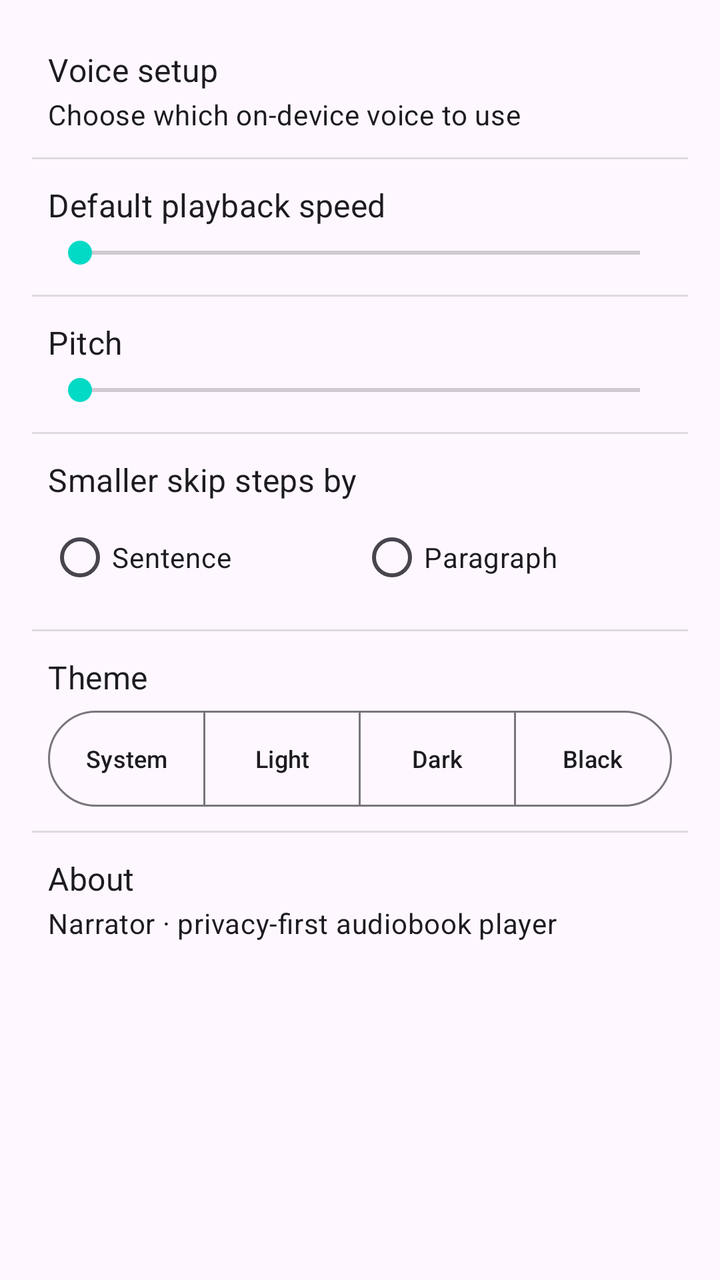
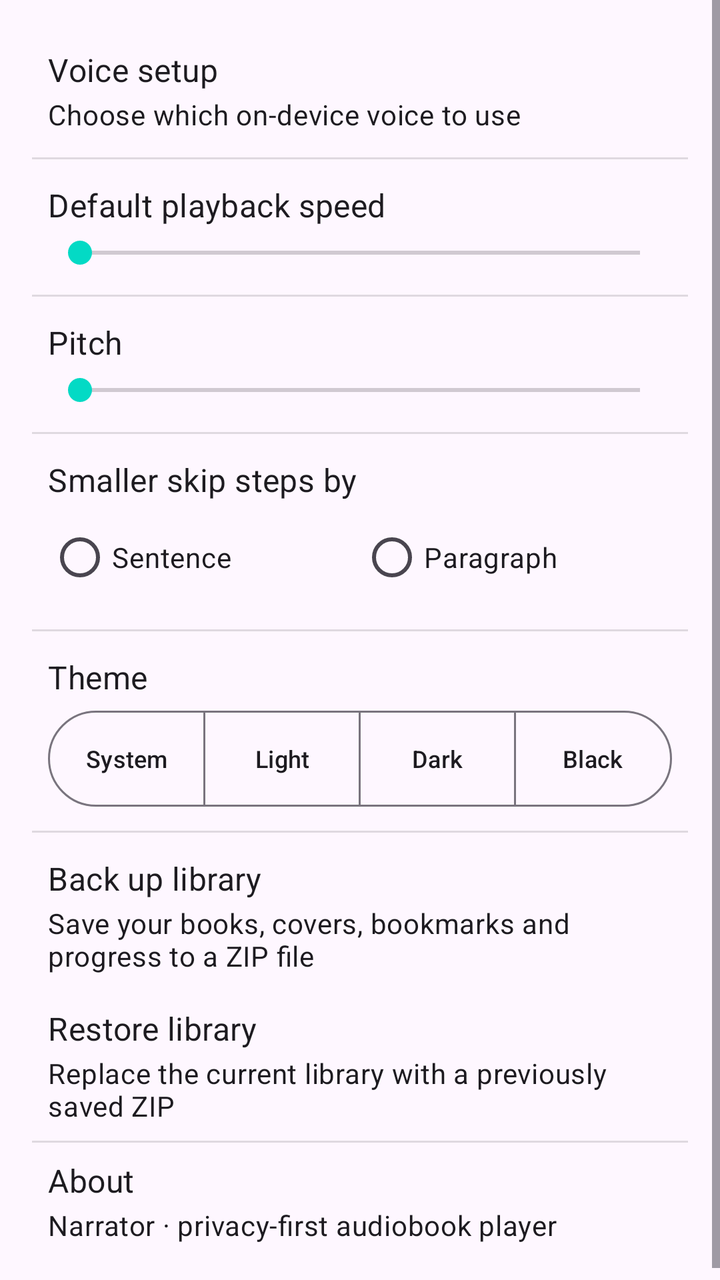

Before-and-after screenshots of an Android layout around one commit, followed by the original layout XML and the change that was made.
<!-- AndroidManifest.xml: application theme Theme.Narrator -->
<!-- res/layout/fragment_settings.xml -->
<?xml version="1.0" encoding="utf-8"?>
<ScrollView xmlns:android="http://schemas.android.com/apk/res/android"
    xmlns:app="http://schemas.android.com/apk/res-auto"
    android:layout_width="match_parent"
    android:layout_height="match_parent">

    <LinearLayout
        android:layout_width="match_parent"
        android:layout_height="wrap_content"
        android:orientation="vertical"
        android:padding="16dp">

        
        <LinearLayout
            android:id="@+id/settings_voice_setup_row"
            android:layout_width="match_parent"
            android:layout_height="wrap_content"
            android:orientation="vertical"
            android:padding="8dp"
            android:background="?attr/selectableItemBackground">

            <TextView
                android:layout_width="wrap_content"
                android:layout_height="wrap_content"
                android:text="@string/settings_voice_setup"
                android:textAppearance="?attr/textAppearanceSubtitle1" />

            <TextView
                android:layout_width="wrap_content"
                android:layout_height="wrap_content"
                android:layout_marginTop="2dp"
                android:text="@string/settings_voice_setup_summary"
                android:textAppearance="?attr/textAppearanceBody2" />
        </LinearLayout>

        <View
            android:layout_width="match_parent"
            android:layout_height="1dp"
            android:layout_marginVertical="4dp"
            android:background="?android:attr/listDivider" />

        
        <LinearLayout
            android:layout_width="match_parent"
            android:layout_height="wrap_content"
            android:orientation="vertical"
            android:padding="8dp">

            <LinearLayout
                android:layout_width="match_parent"
                android:layout_height="wrap_content"
                android:orientation="horizontal"
                android:gravity="center_vertical">

                <TextView
                    android:layout_width="0dp"
                    android:layout_height="wrap_content"
                    android:layout_weight="1"
                    android:text="@string/settings_default_speed"
                    android:textAppearance="?attr/textAppearanceSubtitle1" />

                <TextView
                    android:id="@+id/settings_speed_value"
                    android:layout_width="wrap_content"
                    android:layout_height="wrap_content"
                    android:textAppearance="?attr/textAppearanceBody2" />
            </LinearLayout>

            <SeekBar
                android:id="@+id/settings_speed_seek"
                android:layout_width="match_parent"
                android:layout_height="wrap_content"
                android:layout_marginTop="4dp"
                android:max="12" />
        </LinearLayout>

        <View
            android:layout_width="match_parent"
            android:layout_height="1dp"
            android:layout_marginVertical="4dp"
            android:background="?android:attr/listDivider" />

        
        <LinearLayout
            android:layout_width="match_parent"
            android:layout_height="wrap_content"
            android:orientation="vertical"
            android:padding="8dp">

            <LinearLayout
                android:layout_width="match_parent"
                android:layout_height="wrap_content"
                android:orientation="horizontal"
                android:gravity="center_vertical">

                <TextView
                    android:layout_width="0dp"
                    android:layout_height="wrap_content"
                    android:layout_weight="1"
                    android:text="@string/settings_pitch"
                    android:textAppearance="?attr/textAppearanceSubtitle1" />

                <TextView
                    android:id="@+id/settings_pitch_value"
                    android:layout_width="wrap_content"
                    android:layout_height="wrap_content"
                    android:textAppearance="?attr/textAppearanceBody2" />
            </LinearLayout>

            <SeekBar
                android:id="@+id/settings_pitch_seek"
                android:layout_width="match_parent"
                android:layout_height="wrap_content"
                android:layout_marginTop="4dp"
                android:max="20" />
        </LinearLayout>

        <View
            android:layout_width="match_parent"
            android:layout_height="1dp"
            android:layout_marginVertical="4dp"
            android:background="?android:attr/listDivider" />

        
        <LinearLayout
            android:layout_width="match_parent"
            android:layout_height="wrap_content"
            android:orientation="vertical"
            android:padding="8dp">

            <TextView
                android:layout_width="wrap_content"
                android:layout_height="wrap_content"
                android:text="@string/settings_skip_increment"
                android:textAppearance="?attr/textAppearanceSubtitle1" />

            <RadioGroup
                android:id="@+id/settings_skip_group"
                android:layout_width="match_parent"
                android:layout_height="wrap_content"
                android:layout_marginTop="4dp"
                android:orientation="horizontal">

                <RadioButton
                    android:id="@+id/settings_skip_sentence"
                    android:layout_width="0dp"
                    android:layout_height="wrap_content"
                    android:layout_weight="1"
                    android:text="@string/settings_skip_sentence" />

                <RadioButton
                    android:id="@+id/settings_skip_paragraph"
                    android:layout_width="0dp"
                    android:layout_height="wrap_content"
                    android:layout_weight="1"
                    android:text="@string/settings_skip_paragraph" />
            </RadioGroup>
        </LinearLayout>

        <View
            android:layout_width="match_parent"
            android:layout_height="1dp"
            android:layout_marginVertical="4dp"
            android:background="?android:attr/listDivider" />

        
        <LinearLayout
            android:layout_width="match_parent"
            android:layout_height="wrap_content"
            android:orientation="vertical"
            android:padding="8dp">

            <TextView
                android:layout_width="wrap_content"
                android:layout_height="wrap_content"
                android:text="@string/settings_theme"
                android:textAppearance="?attr/textAppearanceSubtitle1" />

            <com.google.android.material.button.MaterialButtonToggleGroup
                android:id="@+id/settings_theme_group"
                android:layout_width="match_parent"
                android:layout_height="wrap_content"
                android:layout_marginTop="6dp"
                app:singleSelection="true"
                app:selectionRequired="true">

                <com.google.android.material.button.MaterialButton
                    android:id="@+id/settings_theme_system"
                    style="?attr/materialButtonOutlinedStyle"
                    android:layout_width="0dp"
                    android:layout_height="wrap_content"
                    android:layout_weight="1"
                    android:textSize="12sp"
                    android:insetTop="0dp"
                    android:insetBottom="0dp"
                    android:paddingHorizontal="8dp"
                    android:text="@string/settings_theme_system_short" />

                <com.google.android.material.button.MaterialButton
                    android:id="@+id/settings_theme_light"
                    style="?attr/materialButtonOutlinedStyle"
                    android:layout_width="0dp"
                    android:layout_height="wrap_content"
                    android:layout_weight="1"
                    android:textSize="12sp"
                    android:insetTop="0dp"
                    android:insetBottom="0dp"
                    android:paddingHorizontal="8dp"
                    android:text="@string/settings_theme_light" />

                <com.google.android.material.button.MaterialButton
                    android:id="@+id/settings_theme_dark"
                    style="?attr/materialButtonOutlinedStyle"
                    android:layout_width="0dp"
                    android:layout_height="wrap_content"
                    android:layout_weight="1"
                    android:textSize="12sp"
                    android:insetTop="0dp"
                    android:insetBottom="0dp"
                    android:paddingHorizontal="8dp"
                    android:text="@string/settings_theme_dark" />

                <com.google.android.material.button.MaterialButton
                    android:id="@+id/settings_theme_amoled"
                    style="?attr/materialButtonOutlinedStyle"
                    android:layout_width="0dp"
                    android:layout_height="wrap_content"
                    android:layout_weight="1"
                    android:textSize="12sp"
                    android:insetTop="0dp"
                    android:insetBottom="0dp"
                    android:paddingHorizontal="8dp"
                    android:text="@string/settings_theme_amoled_short" />
            </com.google.android.material.button.MaterialButtonToggleGroup>
        </LinearLayout>

        <View
            android:layout_width="match_parent"
            android:layout_height="1dp"
            android:layout_marginVertical="4dp"
            android:background="?android:attr/listDivider" />

        <LinearLayout
            android:id="@+id/settings_about_row"
            android:layout_width="match_parent"
            android:layout_height="wrap_content"
            android:orientation="vertical"
            android:padding="8dp"
            android:background="?attr/selectableItemBackground"
            android:clickable="true"
            android:focusable="true">

            <TextView
                android:layout_width="wrap_content"
                android:layout_height="wrap_content"
                android:text="@string/settings_about"
                android:textAppearance="?attr/textAppearanceSubtitle1" />

            <TextView
                android:layout_width="wrap_content"
                android:layout_height="wrap_content"
                android:layout_marginTop="2dp"
                android:text="@string/settings_about_summary"
                android:textAppearance="?attr/textAppearanceBody2" />
        </LinearLayout>
    </LinearLayout>
</ScrollView>
<!-- resources referenced by this layout -->
<resources>
  <string name="settings_about">About</string>
  <string name="settings_about_summary">Narrator · privacy-first audiobook player</string>
  <string name="settings_default_speed">Default playback speed</string>
  <string name="settings_pitch">Pitch</string>
  <string name="settings_skip_increment">Smaller skip steps by</string>
  <string name="settings_skip_paragraph">Paragraph</string>
  <string name="settings_skip_sentence">Sentence</string>
  <string name="settings_theme">Theme</string>
  <string name="settings_theme_amoled_short">Black</string>
  <string name="settings_theme_dark">Dark</string>
  <string name="settings_theme_light">Light</string>
  <string name="settings_theme_system_short">System</string>
  <string name="settings_voice_setup">Voice setup</string>
  <string name="settings_voice_setup_summary">Choose which on-device voice to use</string>
  <style name="Theme.Narrator" parent="Theme.Material3.DayNight.NoActionBar">
          
          <item name="colorPrimary">@color/purple_500</item>
          <item name="colorPrimaryVariant">@color/purple_700</item>
          <item name="colorOnPrimary">@color/white</item>
          
          <item name="colorSecondary">@color/teal_200</item>
          <item name="colorSecondaryVariant">@color/teal_700</item>
          <item name="colorOnSecondary">@color/black</item>
          
          <item name="android:statusBarColor">?attr/colorPrimaryVariant</item>
          
      </style>
  <color name="purple_500">#FF6200EE</color>
  <color name="purple_700">#FF3700B3</color>
  <color name="white">#FFFFFFFF</color>
  <color name="teal_200">#FF03DAC5</color>
  <color name="teal_700">#FF018786</color>
  <color name="black">#FF000000</color>
</resources>

<!-- the commit's change to res/layout/fragment_settings.xml (unified diff, before → after) -->
@@ -241,7 +241,7 @@
             android:background="?android:attr/listDivider" />
 
         <LinearLayout
-            android:id="@+id/settings_about_row"
+            android:id="@+id/settings_backup_row"
             android:layout_width="match_parent"
             android:layout_height="wrap_content"
             android:orientation="vertical"
@@ -253,6 +253,59 @@
             <TextView
                 android:layout_width="wrap_content"
                 android:layout_height="wrap_content"
+                android:text="@string/settings_backup"
+                android:textAppearance="?attr/textAppearanceSubtitle1" />
+
+            <TextView
+                android:layout_width="wrap_content"
+                android:layout_height="wrap_content"
+                android:layout_marginTop="2dp"
+                android:text="@string/settings_backup_summary"
+                android:textAppearance="?attr/textAppearanceBody2" />
+        </LinearLayout>
+
+        <LinearLayout
+            android:id="@+id/settings_restore_row"
+            android:layout_width="match_parent"
+            android:layout_height="wrap_content"
+            android:orientation="vertical"
+            android:padding="8dp"
+            android:background="?attr/selectableItemBackground"
+            android:clickable="true"
+            android:focusable="true">
+
+            <TextView
+                android:layout_width="wrap_content"
+                android:layout_height="wrap_content"
+                android:text="@string/settings_restore"
+                android:textAppearance="?attr/textAppearanceSubtitle1" />
+
+            <TextView
+                android:layout_width="wrap_content"
+                android:layout_height="wrap_content"
+                android:layout_marginTop="2dp"
+                android:text="@string/settings_restore_summary"
+                android:textAppearance="?attr/textAppearanceBody2" />
+        </LinearLayout>
+
+        <View
+            android:layout_width="match_parent"
+            android:layout_height="1dp"
+            android:background="?android:attr/listDivider" />
+
+        <LinearLayout
+            android:id="@+id/settings_about_row"
+            android:layout_width="match_parent"
+            android:layout_height="wrap_content"
+            android:orientation="vertical"
+            android:padding="8dp"
+            android:background="?attr/selectableItemBackground"
+            android:clickable="true"
+            android:focusable="true">
+
+            <TextView
+                android:layout_width="wrap_content"
+                android:layout_height="wrap_content"
                 android:text="@string/settings_about"
                 android:textAppearance="?attr/textAppearanceSubtitle1" />
 
<!-- resource entries referenced after the edit -->
@@ -2,8 +2,12 @@
 <resources>
   <string name="settings_about">About</string>
   <string name="settings_about_summary">Narrator · privacy-first audiobook player</string>
+  <string name="settings_backup">Back up library</string>
+  <string name="settings_backup_summary">Save your books, covers, bookmarks and progress to a ZIP file</string>
   <string name="settings_default_speed">Default playback speed</string>
   <string name="settings_pitch">Pitch</string>
+  <string name="settings_restore">Restore library</string>
+  <string name="settings_restore_summary">Replace the current library with a previously saved ZIP</string>
   <string name="settings_skip_increment">Smaller skip steps by</string>
   <string name="settings_skip_paragraph">Paragraph</string>
   <string name="settings_skip_sentence">Sentence</string>
